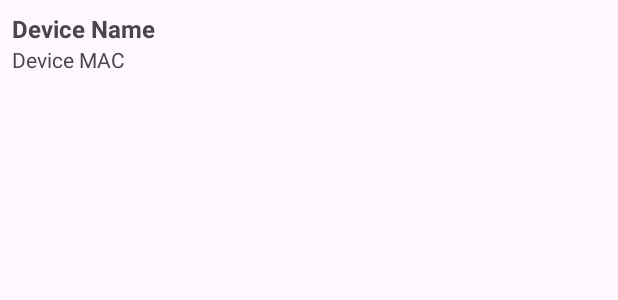
After one commit to HassanIghil/WiFi-Manager, an Android app: the layout device_item.xml on its own in the app's theme, with its tools: preview values and no code run, on a phone screen of 412 x 824 dp. The commit adds this screen. Shown: the top 300 px of the screen. Run offline under Robolectric (Android 15) with nearby library versions, the phone set to English and light mode, and no system bars.

Commit message:
Third commit (Login + Router name + Devices)

```diff
--- /dev/null
+++ b/app/src/main/res/layout/device_item.xml
@@ -0,0 +1,22 @@
+<?xml version="1.0" encoding="utf-8"?>
+<LinearLayout xmlns:android="http://schemas.android.com/apk/res/android"
+    android:layout_width="match_parent"
+    android:layout_height="wrap_content"
+    android:orientation="vertical"
+    android:padding="8dp">
+
+    <TextView
+        android:id="@+id/deviceName"
+        android:layout_width="wrap_content"
+        android:layout_height="wrap_content"
+        android:text="Device Name"
+        android:textSize="16sp"
+        android:textStyle="bold" />
+
+    <TextView
+        android:id="@+id/deviceMac"
+        android:layout_width="wrap_content"
+        android:layout_height="wrap_content"
+        android:text="Device MAC"
+        android:textSize="14sp" />
+</LinearLayout>
```
Also changed, not shown: app/src/main/java/com/example/wifimanager/DeviceAdapter.java (added, +53 -0 lines), app/src/main/java/com/example/wifimanager/LoginActivity.java (+5 -19 lines), app/src/main/java/com/example/wifimanager/MainActivity.java (+51 -8 lines).
